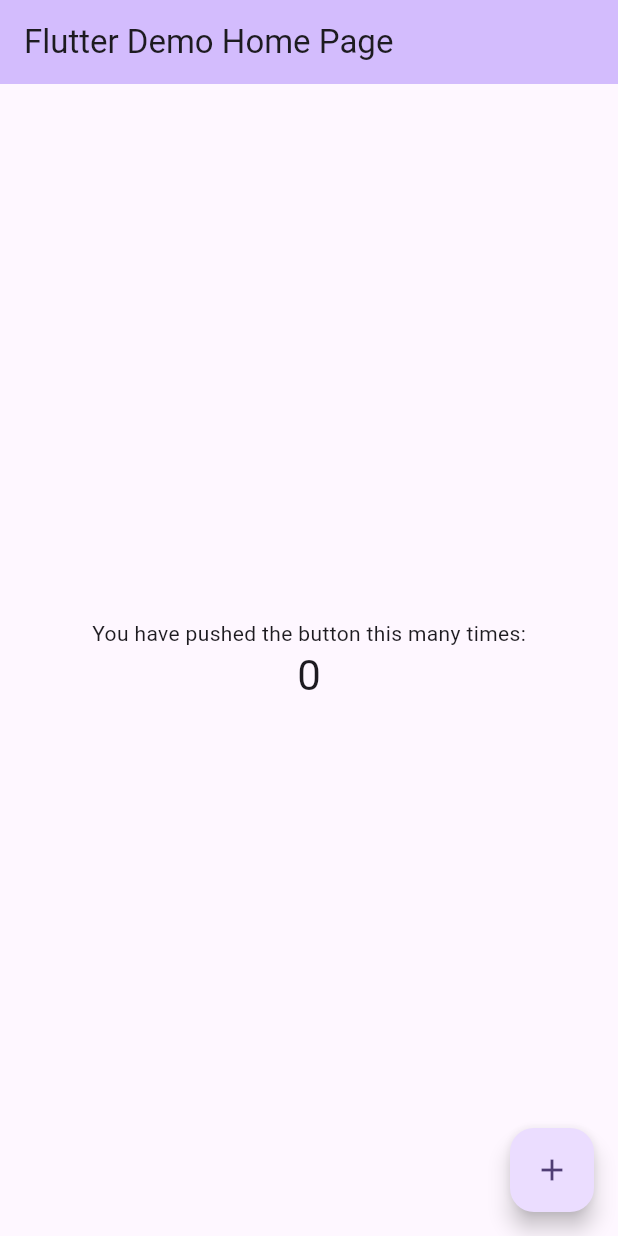
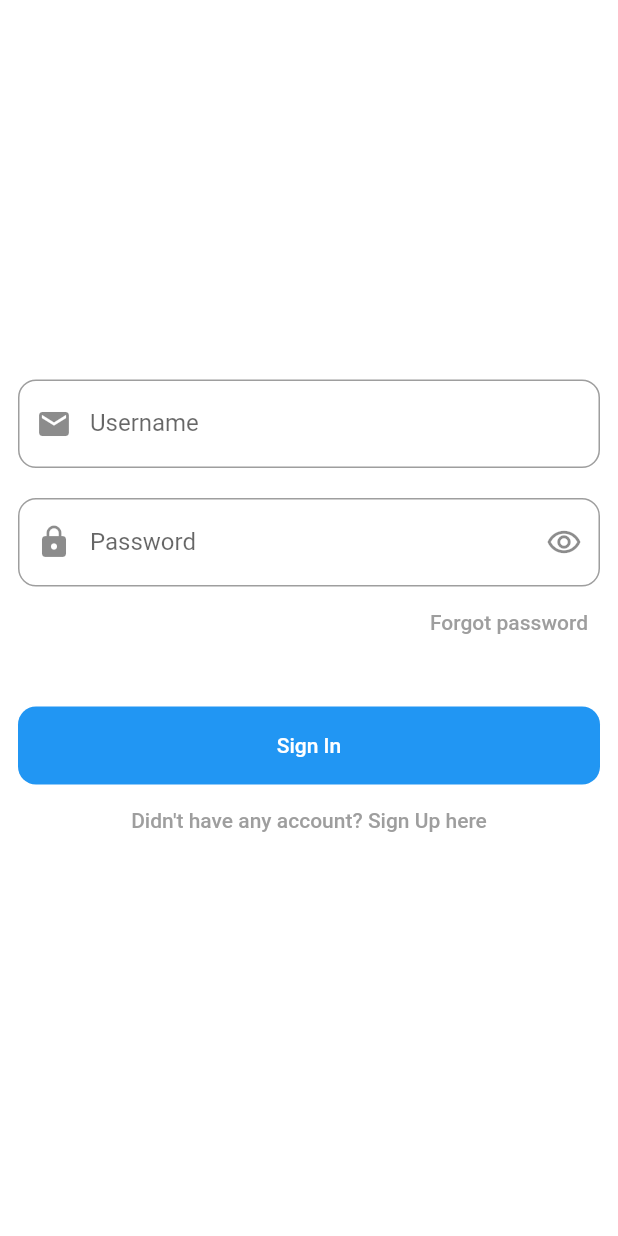
Before and after one commit to bilardos29/seratest, a Flutter app: the screen it shows after launch, on a phone screen of 412 x 824 dp. Run offline on Flutter 3.47's test engine with Material 2 defaults, Android fonts, the light colour scheme and no system bars; our stand-ins replace dio.

Commit message:
add login screen add input text widget add main button widget add text button widget

```diff
--- /dev/null
+++ b/lib/feature/login/login_presenter.dart
@@ -0,0 +1,5 @@
+import 'package:flutter/cupertino.dart';
+
+class LoginPresenter extends ChangeNotifier {
+
+}
--- /dev/null
+++ b/lib/feature/login/login_screen.dart
@@ -0,0 +1,52 @@
+import 'package:flutter/material.dart';
+import 'package:sera/widgets/inputtext_widgets.dart';
+
+import '../../widgets/main_button.dart';
+import '../../widgets/space_widget.dart';
+import '../../widgets/textbutton_widget.dart';
+
+class LoginScreen extends StatefulWidget {
+  const LoginScreen({Key? key}) : super(key: key);
+
+  @override
+  State<LoginScreen> createState() => _LoginScreenState();
+}
+
+class _LoginScreenState extends State<LoginScreen> {
+  TextEditingController id = TextEditingController();
+  TextEditingController pass = TextEditingController();
+
+  @override
+  Widget build(BuildContext context) {
+    return Scaffold(
+      body: Container(
+        padding: const EdgeInsets.symmetric(horizontal: 12),
+        child: Column(
+          mainAxisAlignment: MainAxisAlignment.center,
+          children: <Widget>[
+            InputTextWidget(
+                hint: "Username",
+                icons: const Icon(Icons.email),
+                controller: id),
+            Space(20),
+            InputTextWidget(
+              hint: "Password",
+              icons: const Icon(Icons.lock),
+              controller: pass,
+              isPassword: true,
+            ),
+            Row(
+              mainAxisAlignment: MainAxisAlignment.end,
+              children: [
+                TextButtonWidget('Forgot password', onClick: () {}),
+              ],
+            ),
+            Space(32),
+            MainButton("Sign In", onClick: () {}),
+            TextButtonWidget('Didn\'t have any account? Sign Up here', onClick: () {}),
+          ],
+        ),
+      ),
+    );
+  }
+}
--- a/lib/main.dart
+++ b/lib/main.dart
@@ -1,4 +1,8 @@
 import 'package:flutter/material.dart';
+import 'package:provider/provider.dart';
+
+import 'feature/login/login_presenter.dart';
+import 'feature/login/login_screen.dart';
 
 void main() {
   runApp(const MyApp());
@@ -10,116 +14,17 @@ class MyApp extends StatelessWidget {
   // This widget is the root of your application.
   @override
   Widget build(BuildContext context) {
-    return MaterialApp(
-      title: 'Flutter Demo',
-      theme: ThemeData(
-        // This is the theme of your application.
-        //
-        // TRY THIS: Try running your application with "flutter run". You'll see
-        // the application has a blue toolbar. Then, without quitting the app,
-        // try changing the seedColor in the colorScheme below to Colors.green
-        // and then invoke "hot reload" (save your changes or press the "hot
-        // reload" button in a Flutter-supported IDE, or press "r" if you used
-        // the command line to start the app).
-        //
-        // Notice that the counter didn't reset back to zero; the application
-        // state is not lost during the reload. To reset the state, use hot
-        // restart instead.
-        //
-        // This works for code too, not just values: Most code changes can be
-        // tested with just a hot reload.
-        colorScheme: ColorScheme.fromSeed(seedColor: Colors.deepPurple),
-        useMaterial3: true,
-      ),
-      home: const MyHomePage(title: 'Flutter Demo Home Page'),
-    );
+    return MultiProvider(
+        providers: [
+          ChangeNotifierProvider(
+            create: (context) => LoginPresenter(),
+          ),
+        ],
+        child: MaterialApp(
+            debugShowCheckedModeBanner: false,
+            theme: ThemeData(
+              scaffoldBackgroundColor: Colors.white,
+            ),
+            home: const LoginScreen()));
   }
 }
-
-class MyHomePage extends StatefulWidget {
-  const MyHomePage({super.key, required this.title});
-
-  // This widget is the home page of your application. It is stateful, meaning
-  // that it has a State object (defined below) that contains fields that affect
-  // how it looks.
-
-  // This class is the configuration for the state. It holds the values (in this
-  // case the title) provided by the parent (in this case the App widget) and
-  // used by the build method of the State. Fields in a Widget subclass are
-  // always marked "final".
-
-  final String title;
-
-  @override
-  State<MyHomePage> createState() => _MyHomePageState();
-}
-
-class _MyHomePageState extends State<MyHomePage> {
-  int _counter = 0;
-
-  void _incrementCounter() {
-    setState(() {
-      // This call to setState tells the Flutter framework that something has
-      // changed in this State, which causes it to rerun the build method below
-      // so that the display can reflect the updated values. If we changed
-      // _counter without calling setState(), then the build method would not be
-      // called again, and so nothing would appear to happen.
-      _counter++;
-    });
-  }
-
-  @override
-  Widget build(BuildContext context) {
-    // This method is rerun every time setState is called, for instance as done
-    // by the _incrementCounter method above.
-    //
-    // The Flutter framework has been optimized to make rerunning build methods
-    // fast, so that you can just rebuild anything that needs updating rather
-    // than having to individually change instances of widgets.
-    return Scaffold(
-      appBar: AppBar(
-        // TRY THIS: Try changing the color here to a specific color (to
-        // Colors.amber, perhaps?) and trigger a hot reload to see the AppBar
-        // change color while the other colors stay the same.
-        backgroundColor: Theme.of(context).colorScheme.inversePrimary,
-        // Here we take the value from the MyHomePage object that was created by
-        // the App.build method, and use it to set our appbar title.
-        title: Text(widget.title),
-      ),
-      body: Center(
-        // Center is a layout widget. It takes a single child and positions it
-        // in the middle of the parent.
-        child: Column(
-          // Column is also a layout widget. It takes a list of children and
-          // arranges them vertically. By default, it sizes itself to fit its
-          // children horizontally, and tries to be as tall as its parent.
-          //
-          // Column has various properties to control how it sizes itself and
-          // how it positions its children. Here we use mainAxisAlignment to
-          // center the children vertically; the main axis here is the vertical
-          // axis because Columns are vertical (the cross axis would be
-          // horizontal).
-          //
-          // TRY THIS: Invoke "debug painting" (choose the "Toggle Debug Paint"
-          // action in the IDE, or press "p" in the console), to see the
-          // wireframe for each widget.
-          mainAxisAlignment: MainAxisAlignment.center,
-          children: <Widget>[
-            const Text(
-              'You have pushed the button this many times:',
-            ),
-            Text(
-              '$_counter',
-              style: Theme.of(context).textTheme.headlineMedium,
-            ),
-          ],
-        ),
-      ),
-      floatingActionButton: FloatingActionButton(
-        onPressed: _incrementCounter,
-        tooltip: 'Increment',
-        child: const Icon(Icons.add),
-      ), // This trailing comma makes auto-formatting nicer for build methods.
-    );
-  }
-}
--- /dev/null
+++ b/lib/widgets/inputtext_widgets.dart
@@ -0,0 +1,46 @@
+import 'package:flutter/material.dart';
+
+class InputTextWidget extends StatefulWidget {
+  final String hint;
+  final Icon icons;
+  final bool isPassword;
+  final TextEditingController controller;
+
+  const InputTextWidget(
+      {required this.hint,
+        required this.icons,
+        required this.controller,
+        this.isPassword = false,
+        Key? key})
+      : super(key: key);
+
+  @override
+  State<InputTextWidget> createState() => _InputTextWidgetState();
+}
+
+class _InputTextWidgetState extends State<InputTextWidget> {
+  bool isPassVisible = false;
+
+  @override
+  Widget build(BuildContext context) {
+    return TextField(
+        controller: widget.controller,
+        obscureText: widget.isPassword ? isPassVisible : false,
+        decoration: InputDecoration(
+            prefixIcon: widget.icons,
+            border: OutlineInputBorder(borderRadius: BorderRadius.circular(12)),
+            hintText: widget.hint,
+            labelText: widget.hint,
+            suffixIcon: widget.isPassword
+                ? InkWell(
+                onTap: () {
+                  setState(() {
+                    isPassVisible = !isPassVisible;
+                  });
+                },
+                child: Icon(isPassVisible
+                    ? Icons.remove_red_eye
+                    : Icons.remove_red_eye_outlined))
+                : SizedBox()));
+  }
+}
--- /dev/null
+++ b/lib/widgets/main_button.dart
@@ -0,0 +1,23 @@
+import 'package:flutter/material.dart';
+
+class MainButton extends StatelessWidget {
+  final String text;
+  final VoidCallback onClick;
+
+  const MainButton(this.text, {required this.onClick, Key? key})
+      : super(key: key);
+
+  @override
+  Widget build(BuildContext context) {
+    return ElevatedButton(
+        onPressed: onClick,
+        style: ElevatedButton.styleFrom(
+          shape: RoundedRectangleBorder(
+            borderRadius: BorderRadius.circular(12),
+          ),
+          elevation: 0,
+          minimumSize: Size(MediaQuery.of(context).size.width, 52),
+        ),
+        child: Text(text));
+  }
+}
--- /dev/null
+++ b/lib/widgets/textbutton_widget.dart
@@ -0,0 +1,20 @@
+import 'package:flutter/material.dart';
+
+class TextButtonWidget extends StatelessWidget {
+  final String text;
+  final VoidCallback onClick;
+
+  const TextButtonWidget(this.text, {required this.onClick, Key? key})
+      : super(key: key);
+
+  @override
+  Widget build(BuildContext context) {
+    return TextButton(
+      style: ButtonStyle(
+        foregroundColor: MaterialStateProperty.all<Color>(Colors.grey),
+      ),
+      onPressed: () {},
+      child: Text(text),
+    );
+  }
+}
```
Also changed, not shown: lib/model/api_response.dart (added, +23 -0 lines), lib/utils/api.dart (added, +59 -0 lines), lib/widgets/checkout_button.dart (added, +10 -0 lines), lib/widgets/search_widget.dart (added, +10 -0 lines), lib/widgets/space_widget.dart (added, +11 -0 lines), pubspec.yaml (+2 -18 lines), pubspec.lock.
